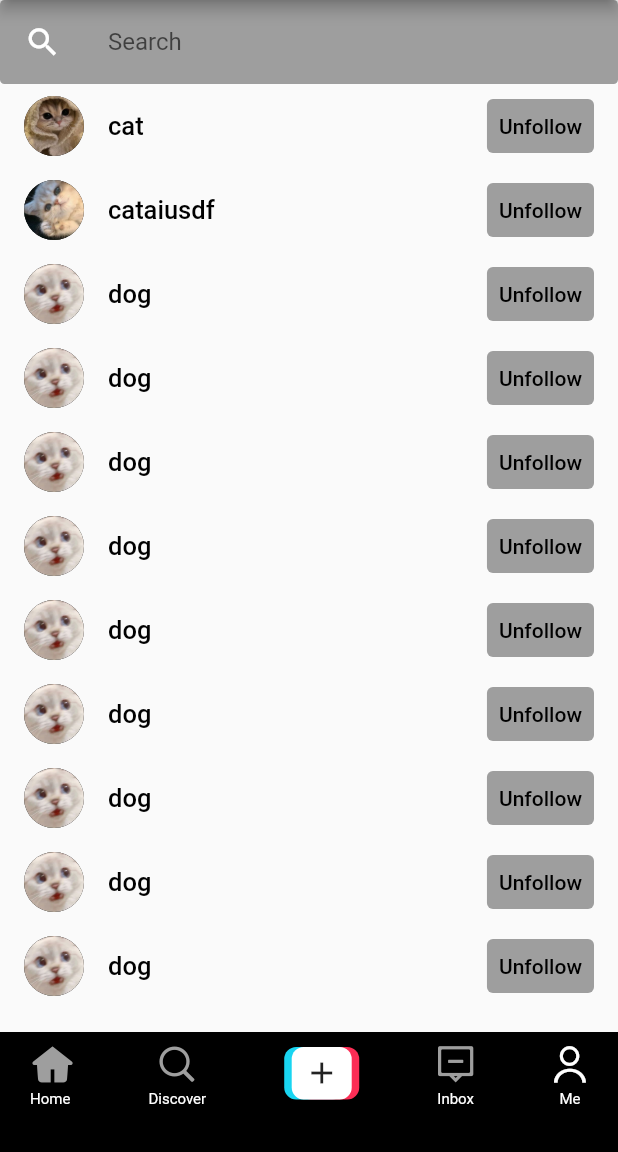
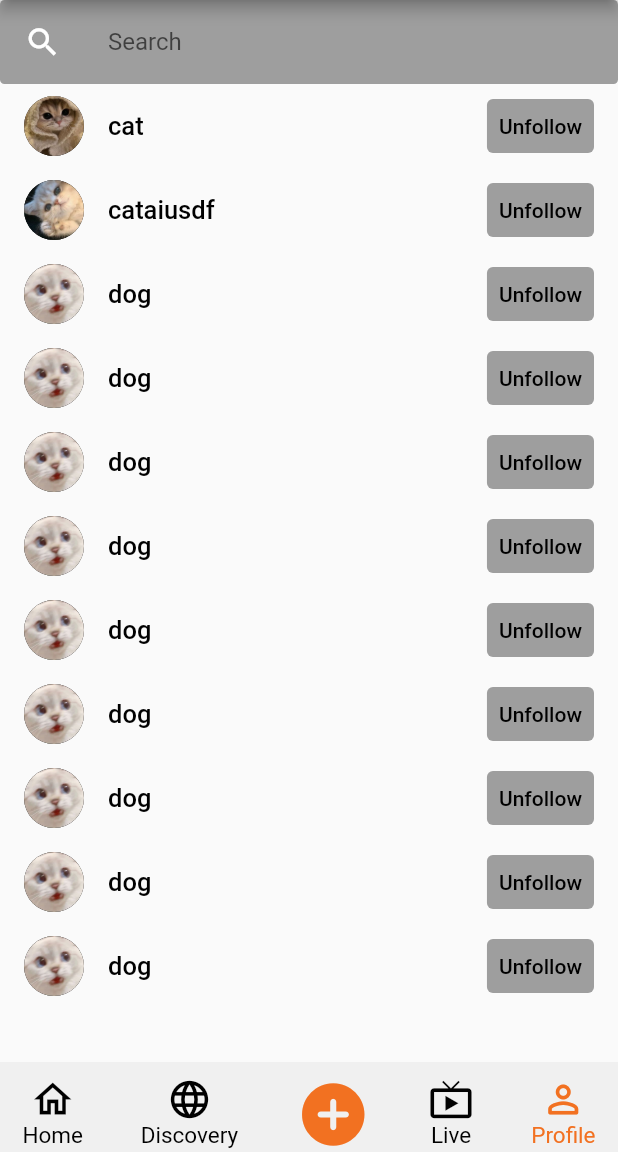
Before and after one commit to Dcode-D/GiaoTiepNguoiMay, a Flutter app: the screen it shows after launch, item 5 of the bottom bar chosen, after a tap on "100", on a phone screen of 412 x 824 dp, the part 84-1236 px from its top. Run offline on Flutter 3.47's test engine with Material 2 defaults, Android fonts, the phone set to English and light mode, and no system bars; our stand-ins replace cached_network_image, event_bus, flutter_smart_dialog, marquee, readmore, share_plus and 2 more; network calls fail.

Commit message:
customize profile and orther user profile

```diff
--- a/lib/pages/profile_page.dart
+++ b/lib/pages/profile_page.dart
@@ -21,26 +21,22 @@ class _ProfileScreenState extends State<ProfileScreen> with TickerProviderStateM
   @override
   void initState() {
     super.initState();
-    tabController = TabController(length: 2, vsync: this, initialIndex: 0);
+    tabController = TabController(length: 2, vsync: this, initialIndex: 1);
   }
 
   @override
   Widget build(BuildContext context) {
     return Scaffold(
       appBar: AppBar(
+        centerTitle: true,
         backgroundColor: Colors.white,
-        leading: const Icon(
-          Icons.person_add_alt_1_outlined,
-          color: Colors.black,
-        ),
         actions: const [
-
           Icon(Icons.more_horiz,
-            color: Colors.black,),
+            color: Colors.black),
           SizedBox(width: 5)
         ],
         title: Text(
-          "User Name",
+          "Mr.CatInLove",
           style: const TextStyle(
             fontWeight: FontWeight.bold,
             color: Colors.black,
@@ -54,22 +50,24 @@ class _ProfileScreenState extends State<ProfileScreen> with TickerProviderStateM
             Row(
               mainAxisAlignment: MainAxisAlignment.center,
               children: [
-                ClipOval(
-                    child: Image.asset("assets/images/cat.jpg",height: 100,width: 100,fit: BoxFit.fill,)
-                )
+                Padding(padding: EdgeInsets.only(left: 0,top: 20,right: 0,bottom: 0),
+                child: ClipOval(
+                    child: Image.asset("assets/images/cat.jpg",height: 100,width: 101,fit: BoxFit.fill,)
+                ))
               ],
             ),
-            const SizedBox(
-              height: 15,
-            ),
-            Text(
-              "@User",
-              style: const TextStyle(
-                fontSize: 17,
-              ),
+            Padding(
+                padding: EdgeInsets.only(left: 0,top: 10,right: 0,bottom:0),
+                child: Text(
+                  "@Mr.CatInLove",
+                  style: const TextStyle(
+                      fontSize: 20,
+                      fontWeight: FontWeight.bold
+                  ),
+                ),
             ),
             const SizedBox(
-              height: 15,
+              height: 10,
             ),
             Row(
               mainAxisAlignment: MainAxisAlignment.center,
@@ -107,17 +105,17 @@ class _ProfileScreenState extends State<ProfileScreen> with TickerProviderStateM
                       'Following',
                       style: TextStyle(
                         fontSize: 14,
+                        color: Color.fromARGB(255, 120, 120, 120)
                       ),
                     ),
                   ],
                 )
                 ),
                 Container(
-                  color: Colors.black54,
                   width: 1,
                   height: 15,
                   margin: const EdgeInsets.symmetric(
-                    horizontal: 15,
+                    horizontal: 20,
                   ),
                 ),
                 InkWell(
@@ -153,17 +151,17 @@ class _ProfileScreenState extends State<ProfileScreen> with TickerProviderStateM
                       'Followers',
                       style: TextStyle(
                         fontSize: 14,
+                        color: Color.fromARGB(255, 120, 120, 120)
                       ),
                     ),
                   ],
                 )
                 ),
                 Container(
-                  color: Colors.black54,
                   width: 1,
                   height: 15,
                   margin: const EdgeInsets.symmetric(
-                    horizontal: 15,
+                    horizontal: 30,
                   ),
                 ),
                 Column(
@@ -180,6 +178,7 @@ class _ProfileScreenState extends State<ProfileScreen> with TickerProviderStateM
                       'Likes',
                       style: TextStyle(
                         fontSize: 14,
+                        color: Color.fromARGB(255, 120, 120, 120)
                       ),
                     ),
                   ],
@@ -187,15 +186,16 @@ class _ProfileScreenState extends State<ProfileScreen> with TickerProviderStateM
               ],
             ),
             const SizedBox(
-              height: 15,
+              height: 24,
             ),
             Container(
-              width: 140,
-              height: 47,
+              width: 130,
+              height: 33,
               decoration: BoxDecoration(
                 border: Border.all(
-                  color: Colors.black12,
+                  color: Color.fromARGB(255, 242, 113, 33),
                 ),
+                borderRadius: BorderRadius.all(Radius.circular(5))
               ),
               child: Center(
                 child: InkWell(
@@ -207,26 +207,43 @@ class _ProfileScreenState extends State<ProfileScreen> with TickerProviderStateM
                     // }
                   },
                   child: Text(
-                    "Settings",
+                    "Edit profile",
                     style: const TextStyle(
                       fontSize: 15,
                       fontWeight: FontWeight.bold,
+                      color: Color.fromARGB(255, 242, 113, 33)
                     ),
                   ),
                 ),
               ),
             ),
-            const SizedBox(
-              height: 15,
+            Padding(padding: EdgeInsets.only(left: 0,top: 12,right: 0,bottom:5),
+              child: Center(
+                  child:Text (
+                    "Some description",
+                    style: const TextStyle(
+                        fontSize: 15,
+                        fontWeight: FontWeight.normal,
+                        color: Colors.black
+                    ),
+                  )
+              )
             ),
             TabBar(
                 controller: tabController,
                 unselectedLabelColor: Colors.grey,
-                indicatorColor: Colors.black38,
-                labelColor: Colors.black,
+                indicator: UnderlineTabIndicator(
+                  borderSide: BorderSide(color: Color.fromARGB(255, 242, 113, 33), width: 5.0),
+                  insets: EdgeInsets.fromLTRB(65, 0.0, 65, 0),
+                ),
+                labelColor: Color.fromARGB(255, 242, 113, 33),
                 tabs: [
-                  Icon(Icons.video_collection),
-                  Icon(TikTokIcons.heart)
+                  Tab(
+                      icon: Icon(Icons.reorder),
+                  ),
+                  Tab(
+                      icon: Icon(Icons.lock_outline)
+                  )
                 ]),
             const SizedBox(
               height: 3,
@@ -242,10 +259,12 @@ class _ProfileScreenState extends State<ProfileScreen> with TickerProviderStateM
                         itemCount: 10,
                         gridDelegate:
                         const SliverGridDelegateWithFixedCrossAxisCount(
-                          crossAxisCount: 2,
+                          crossAxisCount: 3,
                           childAspectRatio: 1,
                           crossAxisSpacing: 2,
+                          mainAxisSpacing: 2,
                         ),
+
                         itemBuilder: (context, index) {
                           return VideoThumbnail("assets/images/cat1.jpg", "1.5M");
                         },
@@ -255,9 +274,10 @@ class _ProfileScreenState extends State<ProfileScreen> with TickerProviderStateM
                         itemCount: 3,
                         gridDelegate:
                         const SliverGridDelegateWithFixedCrossAxisCount(
-                          crossAxisCount: 2,
+                          crossAxisCount: 3,
                           childAspectRatio: 1,
                           crossAxisSpacing: 2,
+                          mainAxisSpacing: 2,
                         ),
                         itemBuilder: (context, index) {
                           return VideoThumbnail("assets/images/cat5.jpg", "1.3M");
--- a/lib/pages/root_app.dart
+++ b/lib/pages/root_app.dart
@@ -9,7 +9,6 @@ import 'package:flutter/cupertino.dart';
 import 'package:flutter/material.dart';
 import 'package:doangtnm/pages/home_page.dart';
 import 'package:doangtnm/theme/colors.dart';
-import 'package:doangtnm/widgets/tik_tok_icons.dart';
 import 'package:doangtnm/widgets/upload_icon.dart';
 import 'package:flutter_smart_dialog/flutter_smart_dialog.dart';
 
@@ -64,18 +63,18 @@ class _RootAppState extends State<RootApp> {
 
   Widget getFooter() {
     List bottomItems = [
-      {"icon":TikTokIcons.home, "label": "Home", "isIcon": true},
-      {"icon": TikTokIcons.search, "label": "Discover", "isIcon": true},
-      {"icon": "", "label": "", "isIcon": false},
-      {"icon": TikTokIcons.messages, "label": "Inbox", "isIcon": true},
-      {"icon": TikTokIcons.profile, "label": "Me", "isIcon": true}
+      {"icon":Icons.home_outlined, "label": "Home", "isIcon": true},
+      {"icon":Icons.language_outlined, "label": "Discovery", "isIcon": true},
+      {"icon": Icons.add_circle_rounded, "label": "", "isIcon": false},
+      {"icon": Icons.live_tv_outlined, "label": "Live", "isIcon": true},
+      {"icon": Icons.person_outline_rounded, "label": "Profile", "isIcon": true}
     ];
     return Container(
-      height: 80,
+      height: 60,
       width: double.infinity,
-      decoration: BoxDecoration(color: appBgColor),
+      decoration: BoxDecoration(color: Color.fromARGB(255, 240 , 240, 240)),
       child: Padding(
-        padding: const EdgeInsets.only(left: 20, right: 20,top: 10),
+        padding: const EdgeInsets.only(left: 15, right: 15,top: 10),
         child: Row(
           crossAxisAlignment: CrossAxisAlignment.start,
           mainAxisAlignment: MainAxisAlignment.spaceBetween,
@@ -90,15 +89,13 @@ class _RootAppState extends State<RootApp> {
                 children: <Widget>[
                   Icon(
                    bottomItems[index]['icon'],
-                    color:index==pageIndex? white:Colors.grey ,
-                  ),
-                  SizedBox(
-                    height: 5,
+                    color:index==pageIndex? Color.fromARGB(255, 242, 113, 33):Colors.black ,
+                    size: 30.0,
                   ),
                   Center(
                     child: Text(
                       bottomItems[index]['label'],
-                      style: TextStyle(color: white, fontSize: 10),
+                      style: TextStyle(color:index==pageIndex? Color.fromARGB(255, 242, 113, 33):Colors.black ,fontSize: 15),
                     ),
                   )
                 ],
--- a/lib/widgets/header_home_page.dart
+++ b/lib/widgets/header_home_page.dart
@@ -26,9 +26,9 @@ class headerstate extends State<HeaderHomePage>{
           });},
             child:
         Text(
-          "Following",
+          "For You",
           style:(tab==0)? TextStyle(
-              color: white, fontSize: 20, fontWeight: FontWeight.w500):
+              color: Color.fromARGB(255, 242, 113, 33), fontSize: 20, fontWeight: FontWeight.w500):
           TextStyle(
             color: white.withOpacity(0.7),
             fontSize: 20,
@@ -39,13 +39,6 @@ class headerstate extends State<HeaderHomePage>{
           width: 8,
         ),
 
-        Text(
-          "|",
-          style: TextStyle(
-            color: white.withOpacity(0.7),
-            fontSize: 20,
-          ),
-        ),
         SizedBox(
           width: 8,
         ),
@@ -57,9 +50,9 @@ class headerstate extends State<HeaderHomePage>{
             },
             child:
         Text(
-          "For You",
+          "Following",
           style: (tab==1)? TextStyle(
-              color: white, fontSize: 20, fontWeight: FontWeight.w500):
+              color: Color.fromARGB(255, 242, 113, 33), fontSize: 20, fontWeight: FontWeight.w500):
           TextStyle(
             color: white.withOpacity(0.7),
             fontSize: 20,
--- a/lib/widgets/upload_icon.dart
+++ b/lib/widgets/upload_icon.dart
@@ -7,47 +7,14 @@ class UploadIcon extends StatelessWidget {
 
   @override
   Widget build(BuildContext context) {
-    return Container(
+    return
+      Padding(padding: EdgeInsets.only(left: 0,top: 0,right: 0,bottom:0),
+      child: Container(
+        margin: EdgeInsets.only(left: 0,top: 0,right: 0,bottom:0),
       width: 50,
       height: 35,
-      child: Stack(
-        children: <Widget>[
-          Positioned(
-            left: 0,
-                              child: Container(
-              width: 40,
-              height: 35,
-              decoration: BoxDecoration(
-                color: secondary,
-                 borderRadius: BorderRadius.circular(8)
-              ),
-            ),
-          ),
-          Positioned(
-            right: 0,
-                              child: Container(
-              width: 40,
-              height: 35,
-              decoration: BoxDecoration(
-                color: primary,
-                 borderRadius: BorderRadius.circular(8)
-              ),
-            ),
-          ),
-          Positioned(
-            right: 5,
-                              child: Container(
-              width: 40,
-              height: 35,
-              decoration: BoxDecoration(
-                color: white,
-                borderRadius: BorderRadius.circular(8)
-              ),
-              child: Icon(Icons.add),
-            ),
-          )
-        ],
-      ),
-    );
+      child: Icon(
+       Icons.add_circle_rounded, color: Color.fromARGB(255, 242, 113, 33), size: 50),
+    ));
   }
 }
```
Also changed, not shown: lib/pages/other_profile_page.dart (+48 -27 lines).
